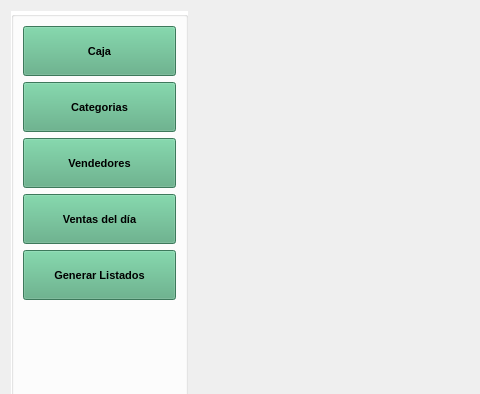
Before: the Qt Designer form ui/configuraciones.ui in OesteDEV/TPV, drawn with Qt 5; both pictures show x 0 to 480 and y 0 to 394 of the 907 by 566 pixel window.
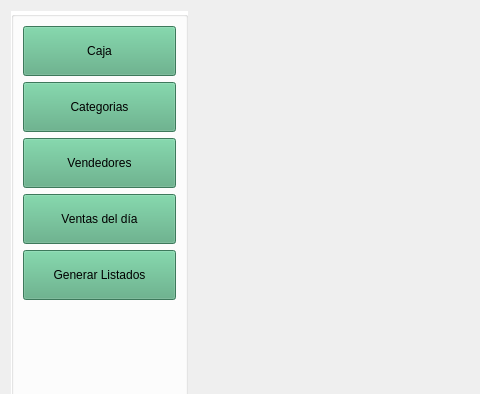
After: the same form once the commit is applied. Icons and pictures are not drawn.

The edit to the form file:
```diff
--- a/ui/configuraciones.ui
+++ b/ui/configuraciones.ui
@@ -454,13 +454,6 @@
           </disabled>
          </palette>
         </property>
-        <property name="font">
-         <font>
-          <pointsize>8</pointsize>
-          <weight>75</weight>
-          <bold>true</bold>
-         </font>
-        </property>
         <property name="text">
          <string>Ventas del día</string>
         </property>
@@ -905,13 +898,6 @@
           </disabled>
          </palette>
         </property>
-        <property name="font">
-         <font>
-          <pointsize>8</pointsize>
-          <weight>75</weight>
-          <bold>true</bold>
-         </font>
-        </property>
         <property name="text">
          <string>Vendedores</string>
         </property>
@@ -1356,13 +1342,6 @@
           </disabled>
          </palette>
         </property>
-        <property name="font">
-         <font>
-          <pointsize>8</pointsize>
-          <weight>75</weight>
-          <bold>true</bold>
-         </font>
-        </property>
         <property name="text">
          <string>Caja</string>
         </property>
@@ -1820,13 +1799,6 @@
           </disabled>
          </palette>
         </property>
-        <property name="font">
-         <font>
-          <pointsize>8</pointsize>
-          <weight>75</weight>
-          <bold>true</bold>
-         </font>
-        </property>
         <property name="text">
          <string>Categorias</string>
         </property>
@@ -2271,13 +2243,6 @@
           </disabled>
          </palette>
         </property>
-        <property name="font">
-         <font>
-          <pointsize>8</pointsize>
-          <weight>75</weight>
-          <bold>true</bold>
-         </font>
-        </property>
         <property name="text">
          <string>Generar Listados</string>
         </property>
```
